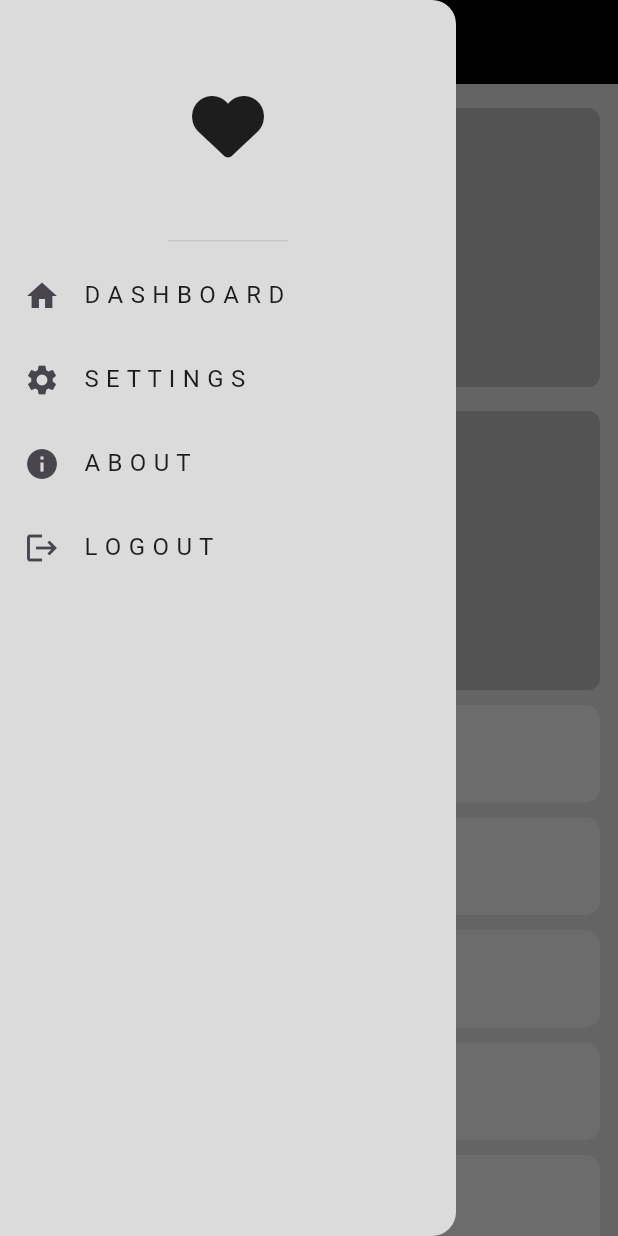
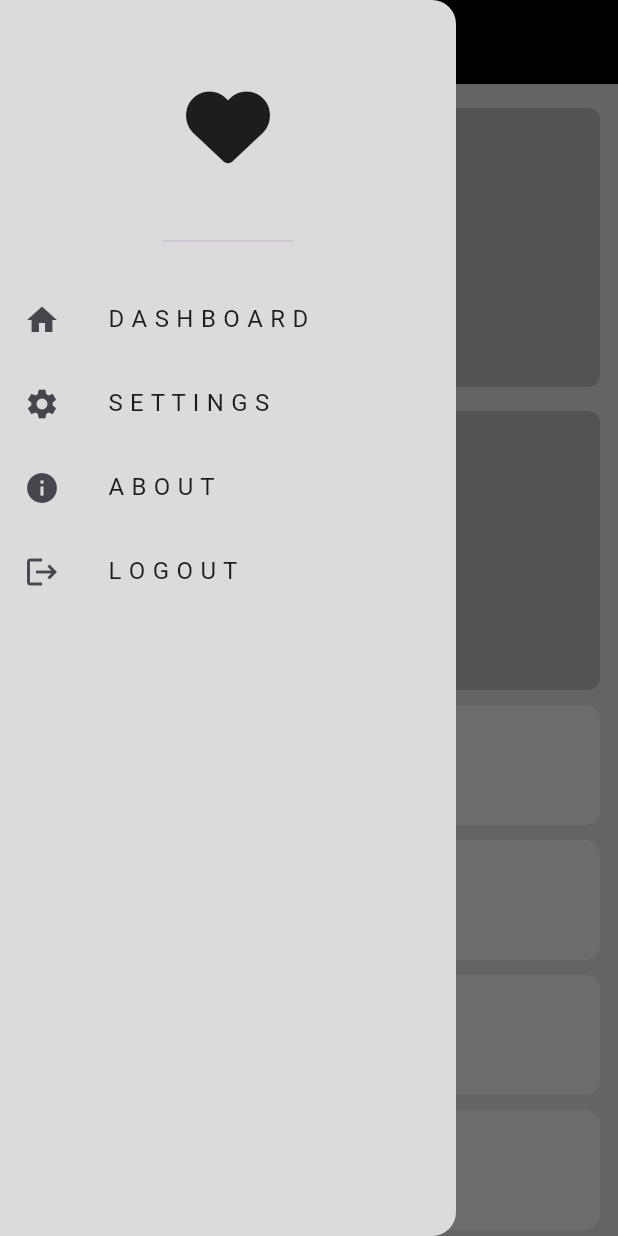
Before and after one commit to Kerolos163/Responsive_UI, a Flutter app: the screen it shows after launch, with the side drawer open, on a phone screen of 412 x 824 dp. Run offline on Flutter 3.47's test engine with Material 3 defaults, Android fonts, the phone set to English and light mode, and no system bars; our stand-ins replace font_awesome_flutter.

Commit message:
fix issue With Appbar

```diff
--- a/lib/views/home_view.dart
+++ b/lib/views/home_view.dart
@@ -17,7 +17,15 @@ class _HomeViewState extends State<HomeView> {
     return Scaffold(
       key: _scaffoldKey,
       backgroundColor: const Color(0xffDBDBDB),
-      appBar: AppBar(
+      appBar: buildAppBar(context),
+      body: const HomeViewBody(),
+      drawer: const CustomDrawe(),
+    );
+  }
+
+  AppBar? buildAppBar(BuildContext context) {
+    return MediaQuery.of(context).size.width - 24 < 900
+        ? AppBar(
             backgroundColor: Colors.black,
             leading: IconButton(
               onPressed: () {
@@ -28,9 +36,7 @@ class _HomeViewState extends State<HomeView> {
                 color: Colors.white,
               ),
             ),
-      ),
-      body: const HomeViewBody(),
-      drawer: const CustomDrawe(),
-    );
+          )
+        : null;
   }
 }
--- a/lib/views/widget/custom_drawer.dart
+++ b/lib/views/widget/custom_drawer.dart
@@ -27,13 +27,17 @@ class CustomDrawe extends StatelessWidget {
   Widget build(BuildContext context) {
     return Drawer(
       backgroundColor: const Color(0xffDBDBDB),
+      elevation: 0,
       child: Column(
         children: [
           const DrawerHeader(
             child: Icon(
               FontAwesomeIcons.solidHeart,
-              size: 48,
+              size: 56,
             ),
+          ),
+          const SizedBox(
+            height: 16,
           ),
           CustomDrawerListview(list: list)
         ],
--- a/lib/views/widget/custom_drawer_item.dart
+++ b/lib/views/widget/custom_drawer_item.dart
@@ -8,7 +8,10 @@ class CustomDrawerItem extends StatelessWidget {
   Widget build(BuildContext context) {
     return ListTile(
       leading: drawerItemModel.icon,
-      title: Text(drawerItemModel.title),
+      title: Padding(
+        padding: const EdgeInsets.only(left: 16),
+        child: Text(drawerItemModel.title),
+      ),
     );
   }
 }
--- a/lib/views/widget/custom_listview.dart
+++ b/lib/views/widget/custom_listview.dart
@@ -10,7 +10,7 @@ class CustomListView extends StatelessWidget {
 
     return SliverToBoxAdapter(
       child: SizedBox(
-        height: 100,
+        height: 140,
         child: ListView.builder(
           scrollDirection: Axis.horizontal,
           itemCount: 10,
--- a/lib/views/widget/custom_sliver_item2.dart
+++ b/lib/views/widget/custom_sliver_item2.dart
@@ -6,7 +6,7 @@ class CustomItem2 extends StatelessWidget {
   @override
   Widget build(BuildContext context) {
     return Container(
-      height: 65,
+      height: 80,
       decoration: BoxDecoration(
         borderRadius: BorderRadius.circular(10),
         color: const Color(0xffECECEC)
--- a/lib/views/widget/home_view_body.dart
+++ b/lib/views/widget/home_view_body.dart
@@ -1,4 +1,5 @@
 import 'package:flutter/material.dart';
+import 'package:responsive_ui/views/widget/Layouts/desktop_layout.dart';
 import 'package:responsive_ui/views/widget/Layouts/mobile_layout.dart';
 import 'package:responsive_ui/views/widget/Layouts/tablet_layout.dart';
 
@@ -10,10 +11,12 @@ class HomeViewBody extends StatelessWidget {
     return Padding(
       padding: const EdgeInsets.symmetric(horizontal: 12),
       child: LayoutBuilder(builder: (context, constraints) {
-        if (constraints.maxWidth > 600) {
+        if (constraints.maxWidth < 600) {
+          return const MobileLayout();
+        } else if (constraints.maxWidth < 900) {
           return const TabletLayout();
         } else {
-          return const MobileLayout();
+          return const DesktopLayout();
         }
       }),
     );
```
Also changed, not shown: lib/views/widget/Layouts/desktop_layout.dart (added, +29 -0 lines), lib/views/widget/custom_desktop_widget.dart (added, +18 -0 lines). Lines whose indentation alone changed are shown as unchanged.
